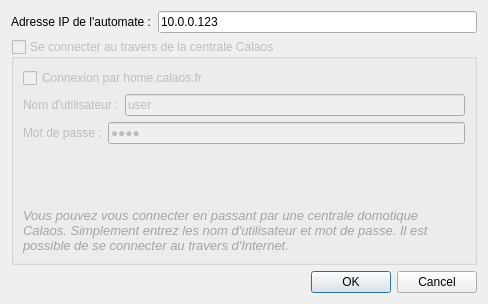
Above: data/dialogconnect.ui from calaos/calaos_installer before the change. Below: the same form after it.
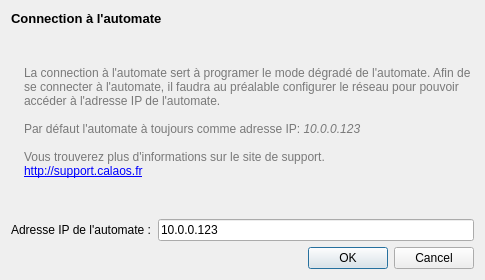
That is the form after the change. Icons and pictures are not drawn.

Commit message: Better wago connection window

```diff
--- a/data/dialogconnect.ui
+++ b/data/dialogconnect.ui
@@ -6,14 +6,85 @@
    <rect>
     <x>0</x>
     <y>0</y>
-    <width>488</width>
-    <height>304</height>
+    <width>485</width>
+    <height>280</height>
    </rect>
   </property>
+  <property name="minimumSize">
+   <size>
+    <width>485</width>
+    <height>0</height>
+   </size>
+  </property>
   <property name="windowTitle">
    <string>Connexion à l'automate...</string>
   </property>
   <layout class="QVBoxLayout" name="verticalLayout">
+   <item>
+    <widget class="QLabel" name="label_2">
+     <property name="sizePolicy">
+      <sizepolicy hsizetype="Preferred" vsizetype="Maximum">
+       <horstretch>0</horstretch>
+       <verstretch>0</verstretch>
+      </sizepolicy>
+     </property>
+     <property name="text">
+      <string>&lt;!DOCTYPE HTML PUBLIC &quot;-//W3C//DTD HTML 4.0//EN&quot; &quot;http://www.w3.org/TR/REC-html40/strict.dtd&quot;&gt;
+&lt;html&gt;&lt;head&gt;&lt;meta name=&quot;qrichtext&quot; content=&quot;1&quot; /&gt;&lt;style type=&quot;text/css&quot;&gt;
+p, li { white-space: pre-wrap; }
+&lt;/style&gt;&lt;/head&gt;&lt;body style=&quot; font-family:'Sans Serif'; font-size:9pt; font-weight:400; font-style:normal;&quot;&gt;
+&lt;p style=&quot; margin-top:0px; margin-bottom:0px; margin-left:0px; margin-right:0px; -qt-block-indent:0; text-indent:0px;&quot;&gt;&lt;span style=&quot; font-size:10pt; font-weight:600;&quot;&gt;Connection à l'automate&lt;/span&gt;&lt;/p&gt;&lt;/body&gt;&lt;/html&gt;</string>
+     </property>
+    </widget>
+   </item>
+   <item>
+    <layout class="QHBoxLayout" name="horizontalLayout_2">
+     <item>
+      <widget class="QLabel" name="label_4">
+       <property name="sizePolicy">
+        <sizepolicy hsizetype="Maximum" vsizetype="Preferred">
+         <horstretch>0</horstretch>
+         <verstretch>0</verstretch>
+        </sizepolicy>
+       </property>
+       <property name="text">
+        <string/>
+       </property>
+       <property name="pixmap">
+        <pixmap resource="resources.qrc">:/img/help-about.png</pixmap>
+       </property>
+       <property name="alignment">
+        <set>Qt::AlignLeading|Qt::AlignLeft|Qt::AlignTop</set>
+       </property>
+      </widget>
+     </item>
+     <item>
+      <widget class="QLabel" name="label_3">
+       <property name="sizePolicy">
+        <sizepolicy hsizetype="Preferred" vsizetype="Minimum">
+         <horstretch>0</horstretch>
+         <verstretch>0</verstretch>
+        </sizepolicy>
+       </property>
+       <property name="text">
+        <string>&lt;!DOCTYPE HTML PUBLIC &quot;-//W3C//DTD HTML 4.0//EN&quot; &quot;http://www.w3.org/TR/REC-html40/strict.dtd&quot;&gt;
+&lt;html&gt;&lt;head&gt;&lt;meta name=&quot;qrichtext&quot; content=&quot;1&quot; /&gt;&lt;style type=&quot;text/css&quot;&gt;
+p, li { white-space: pre-wrap; }
+&lt;/style&gt;&lt;/head&gt;&lt;body style=&quot; font-family:'Sans Serif'; font-size:9pt; font-weight:400; font-style:normal;&quot;&gt;
+&lt;p style=&quot; margin-top:0px; margin-bottom:0px; margin-left:0px; margin-right:0px; -qt-block-indent:0; text-indent:0px;&quot;&gt;&lt;span style=&quot; color:#797979;&quot;&gt;La connection à l'automate sert à programer le mode dégradé de l'automate. Afin de se connecter à l'automate, il faudra au préalable configurer le réseau pour pouvoir accéder à l'adresse IP de l'automate.&lt;/span&gt;&lt;/p&gt;
+&lt;p style=&quot;-qt-paragraph-type:empty; margin-top:0px; margin-bottom:0px; margin-left:0px; margin-right:0px; -qt-block-indent:0; text-indent:0px; color:#797979;&quot;&gt;&lt;/p&gt;
+&lt;p style=&quot; margin-top:0px; margin-bottom:0px; margin-left:0px; margin-right:0px; -qt-block-indent:0; text-indent:0px;&quot;&gt;&lt;span style=&quot; color:#797979;&quot;&gt;Par défaut l'automate à toujours comme adresse IP: &lt;/span&gt;&lt;span style=&quot; font-style:italic; color:#797979;&quot;&gt;10.0.0.123&lt;/span&gt;&lt;/p&gt;
+&lt;p style=&quot;-qt-paragraph-type:empty; margin-top:0px; margin-bottom:0px; margin-left:0px; margin-right:0px; -qt-block-indent:0; text-indent:0px; color:#797979;&quot;&gt;&lt;/p&gt;
+&lt;p style=&quot; margin-top:0px; margin-bottom:0px; margin-left:0px; margin-right:0px; -qt-block-indent:0; text-indent:0px;&quot;&gt;&lt;span style=&quot; color:#797979;&quot;&gt;Vous trouverez plus d'informations sur le site de support.&lt;/span&gt;&lt;/p&gt;
+&lt;p style=&quot; margin-top:0px; margin-bottom:0px; margin-left:0px; margin-right:0px; -qt-block-indent:0; text-indent:0px;&quot;&gt;&lt;a href=&quot;http://support.calaos.fr&quot;&gt;&lt;span style=&quot; text-decoration: underline; color:#0000ff;&quot;&gt;http://support.calaos.fr&lt;/span&gt;&lt;/a&gt;&lt;/p&gt;&lt;/body&gt;&lt;/html&gt;</string>
+       </property>
+       <property name="wordWrap">
+        <bool>true</bool>
+       </property>
+      </widget>
+     </item>
+    </layout>
+   </item>
    <item>
     <layout class="QHBoxLayout" name="horizontalLayout">
      <item>
@@ -38,175 +109,6 @@
      </item>
     </layout>
    </item>
-   <item>
-    <widget class="QGroupBox" name="groupProxy">
-     <property name="enabled">
-      <bool>false</bool>
-     </property>
-     <property name="sizePolicy">
-      <sizepolicy hsizetype="Preferred" vsizetype="MinimumExpanding">
-       <horstretch>0</horstretch>
-       <verstretch>0</verstretch>
-      </sizepolicy>
-     </property>
-     <property name="title">
-      <string>Se connecter au travers de la centrale Calaos</string>
-     </property>
-     <property name="checkable">
-      <bool>true</bool>
-     </property>
-     <property name="checked">
-      <bool>false</bool>
-     </property>
-     <layout class="QVBoxLayout" name="verticalLayout_2">
-      <item>
-       <widget class="QCheckBox" name="checkBoxCalaosFr">
-        <property name="text">
-         <string>Connexion par home.calaos.fr</string>
-        </property>
-       </widget>
-      </item>
-      <item>
-       <layout class="QHBoxLayout" name="horizontalLayout_2">
-        <item>
-         <widget class="QLabel" name="label_2">
-          <property name="text">
-           <string>Nom d'utilisateur :</string>
-          </property>
-         </widget>
-        </item>
-        <item>
-         <widget class="QLineEdit" name="username">
-          <property name="text">
-           <string>user</string>
-          </property>
-         </widget>
-        </item>
-       </layout>
-      </item>
-      <item>
-       <layout class="QHBoxLayout" name="horizontalLayout_3">
-        <item>
-         <widget class="QLabel" name="label_3">
-          <property name="text">
-           <string>Mot de passe :</string>
-          </property>
-         </widget>
-        </item>
-        <item>
-         <widget class="QLineEdit" name="password">
-          <property name="text">
-           <string>pass</string>
-          </property>
-          <property name="echoMode">
-           <enum>QLineEdit::PasswordEchoOnEdit</enum>
-          </property>
-         </widget>
-        </item>
-       </layout>
-      </item>
-      <item>
-       <spacer name="verticalSpacer_2">
-        <property name="orientation">
-         <enum>Qt::Vertical</enum>
-        </property>
-        <property name="sizeHint" stdset="0">
-         <size>
-          <width>20</width>
-          <height>10</height>
-         </size>
-        </property>
-       </spacer>
-      </item>
-      <item>
-       <widget class="QLabel" name="label_4">
-        <property name="palette">
-         <palette>
-          <active>
-           <colorrole role="WindowText">
-            <brush brushstyle="SolidPattern">
-             <color alpha="255">
-              <red>126</red>
-              <green>126</green>
-              <blue>126</blue>
-             </color>
-            </brush>
-           </colorrole>
-           <colorrole role="Text">
-            <brush brushstyle="SolidPattern">
-             <color alpha="255">
-              <red>0</red>
-              <green>0</green>
-              <blue>0</blue>
-             </color>
-            </brush>
-           </colorrole>
-          </active>
-          <inactive>
-           <colorrole role="WindowText">
-            <brush brushstyle="SolidPattern">
-             <color alpha="255">
-              <red>126</red>
-              <green>126</green>
-              <blue>126</blue>
-             </color>
-            </brush>
-           </colorrole>
-           <colorrole role="Text">
-            <brush brushstyle="SolidPattern">
-             <color alpha="255">
-              <red>0</red>
-              <green>0</green>
-              <blue>0</blue>
-             </color>
-            </brush>
-           </colorrole>
-          </inactive>
-          <disabled>
-           <colorrole role="WindowText">
-            <brush brushstyle="SolidPattern">
-             <color alpha="255">
-              <red>146</red>
-              <green>145</green>
-              <blue>144</blue>
-             </color>
-            </brush>
-           </colorrole>
-           <colorrole role="Text">
-            <brush brushstyle="SolidPattern">
-             <color alpha="255">
-              <red>165</red>
-              <green>164</green>
-              <blue>164</blue>
-             </color>
-            </brush>
-           </colorrole>
-          </disabled>
-         </palette>
-        </property>
-        <property name="font">
-         <font>
-          <italic>true</italic>
-         </font>
-        </property>
-        <property name="text">
-         <string>&lt;!DOCTYPE HTML PUBLIC &quot;-//W3C//DTD HTML 4.0//EN&quot; &quot;http://www.w3.org/TR/REC-html40/strict.dtd&quot;&gt;
-&lt;html&gt;&lt;head&gt;&lt;meta name=&quot;qrichtext&quot; content=&quot;1&quot; /&gt;&lt;style type=&quot;text/css&quot;&gt;
-p, li { white-space: pre-wrap; }
-&lt;/style&gt;&lt;/head&gt;&lt;body style=&quot; font-family:'DejaVu Sans'; font-size:10pt; font-weight:400; font-style:italic;&quot;&gt;
-&lt;p style=&quot; margin-top:0px; margin-bottom:0px; margin-left:0px; margin-right:0px; -qt-block-indent:0; text-indent:0px;&quot;&gt;Vous pouvez vous connecter en passant par une centrale domotique Calaos. Simplement entrez les nom d'utilisateur et mot de passe. Il est possible de se connecter au travers d'Internet.&lt;/p&gt;&lt;/body&gt;&lt;/html&gt;</string>
-        </property>
-        <property name="textFormat">
-         <enum>Qt::AutoText</enum>
-        </property>
-        <property name="wordWrap">
-         <bool>true</bool>
-        </property>
-       </widget>
-      </item>
-     </layout>
-    </widget>
-   </item>
    <item>
     <widget class="QDialogButtonBox" name="buttonBox">
      <property name="orientation">
```
Left out of the diff: 4 changed lines with no effect on the pictures. The commit also changes 2 other files.
